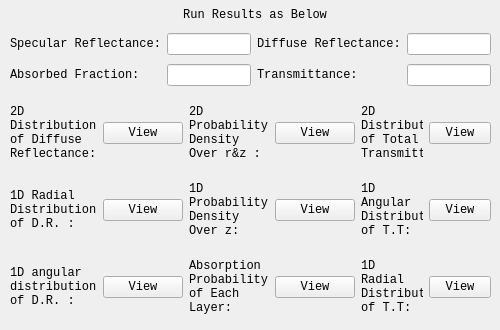
First picture: the form in mainwidgets/runresults.ui, repository SimonCqk/Photon_Propagation_Simulation, before the edit.
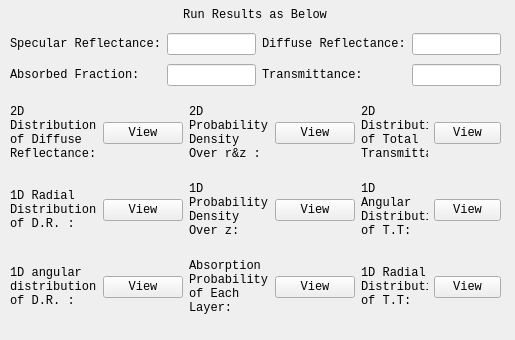
Second picture: the form after the edit.

The edit to the form file:
```diff
--- a/mainwidgets/runresults.ui
+++ b/mainwidgets/runresults.ui
@@ -6,8 +6,8 @@
    <rect>
     <x>0</x>
     <y>0</y>
-    <width>500</width>
-    <height>330</height>
+    <width>515</width>
+    <height>340</height>
    </rect>
   </property>
   <property name="windowTitle">
@@ -39,7 +39,7 @@
     <rect>
      <x>10</x>
      <y>30</y>
-     <width>481</width>
+     <width>491</width>
      <height>61</height>
     </rect>
    </property>
@@ -136,7 +136,7 @@
     <rect>
      <x>10</x>
      <y>90</y>
-     <width>481</width>
+     <width>491</width>
      <height>241</height>
     </rect>
    </property>
```
